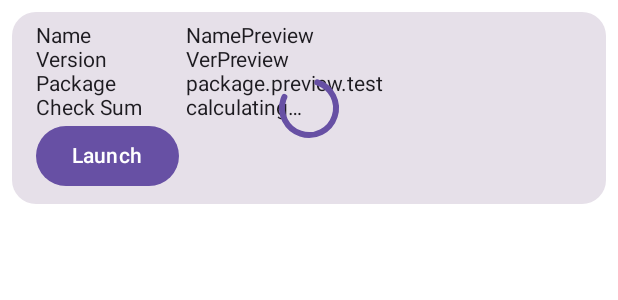
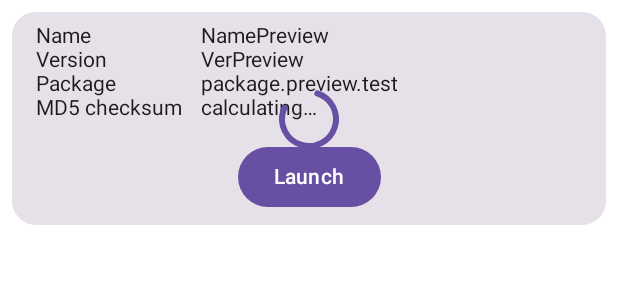
Before and after one commit to vicpls/MyApps, an Android app built with Jetpack Compose: the @Preview function AppScreenPreview, on a phone screen of 412 x 824 dp. Shown: the top 300 px of the screen. Run offline under Robolectric (Android 15) with nearby library versions, the phone set to English and light mode, and no system bars; our stand-ins replace Dagger/Hilt's generated code; libraries missing offline, so code that uses them is left out: androidx.hilt.lifecycle.

Commit message:
chore: some improvements for application list screen

```diff
--- a/app/src/main/java/com/rs/myapps/data/AppInf.kt
+++ b/app/src/main/java/com/rs/myapps/data/AppInf.kt
@@ -1,5 +1,8 @@
 package com.rs.myapps.data
 
+import androidx.compose.runtime.Immutable
+
+@Immutable
 data class AppInf(
     val name: String,
     val version: String,
--- a/app/src/main/java/com/rs/myapps/ui/app_scr/AppScreen.kt
+++ b/app/src/main/java/com/rs/myapps/ui/app_scr/AppScreen.kt
@@ -3,7 +3,9 @@ package com.rs.myapps.ui.app_scr
 import androidx.compose.foundation.layout.Box
 import androidx.compose.foundation.layout.Column
 import androidx.compose.foundation.layout.Row
+import androidx.compose.foundation.layout.Spacer
 import androidx.compose.foundation.layout.fillMaxWidth
+import androidx.compose.foundation.layout.height
 import androidx.compose.foundation.layout.padding
 import androidx.compose.foundation.layout.width
 import androidx.compose.foundation.shape.RoundedCornerShape
@@ -12,8 +14,10 @@ import androidx.compose.material3.Card
 import androidx.compose.material3.CircularProgressIndicator
 import androidx.compose.material3.Text
 import androidx.compose.runtime.Composable
+import androidx.compose.runtime.LaunchedEffect
 import androidx.compose.runtime.getValue
 import androidx.compose.runtime.remember
+import androidx.compose.runtime.rememberCoroutineScope
 import androidx.compose.ui.Alignment
 import androidx.compose.ui.Modifier
 import androidx.compose.ui.platform.LocalContext
@@ -22,6 +26,8 @@ import androidx.compose.ui.tooling.preview.Preview
 import androidx.compose.ui.unit.dp
 import androidx.hilt.lifecycle.viewmodel.compose.hiltViewModel
 import com.rs.myapps.R
+import com.rs.myapps.ui.main_scr.LocalSnackBarState
+import kotlinx.coroutines.launch
 
 @Composable
 fun AppScreen(
@@ -31,17 +37,18 @@ fun AppScreen(
     pack: String,
     sourceDir: String?
 ) {
+    val checksum by remember { vm.viewState }
 
-    val checksum by remember {
+    LaunchedEffect(pack) {
         vm.getCheckSum(sourceDir)
-        vm.viewState
-        }
+    }
 
     AppScreen(
         appVS = checksum,
         name = name,
         version = version,
         pack = pack,
+        onStart = {vm.onStart(pack)}
     )
 }
 
@@ -51,6 +58,7 @@ fun AppScreen(
     name: String,
     version: String,
     pack: String,
+    onStart: ()->Unit
 ) {
     Card(
         modifier = Modifier
@@ -68,22 +76,40 @@ fun AppScreen(
                     .fillMaxWidth()
             ) {
                 ParameterLine(R.string.name_title, name)
+                ParameterLine(R.string.version_title, version)
+                ParameterLine(R.string.package_title, pack)
 
-                ParameterLine(R.string.version_title, version)
+                ParameterLine(
+                    stringResource(
+                        R.string.check_sum_title,
+                        stringResource(R.string.alg_md5))
+                    , checkSumText)
 
-                ParameterLine(R.string.package_title, pack)
-                ParameterLine(R.string.check_sum_title, checkSumText)
-                Button({}) { Text(stringResource(R.string.launch)) }
+                Spacer(Modifier.height(14.dp))
+                Button(
+                    { onStart() },
+                    modifier = Modifier.align(Alignment.CenterHorizontally)
+                ) { Text(stringResource(R.string.launch)) }
             }
 
             if (appVS.checkSumInProcess) {
                 CircularProgressIndicator(Modifier.align(Alignment.Center))
             }
         }
+
+        val appScrScope = rememberCoroutineScope()
+
+        appVS.errMsg?.run {
+            val snackBar = LocalSnackBarState.current.value
+            val errMsg = asString(LocalContext.current)
+            appScrScope.launch {
+                snackBar.showSnackbar(errMsg)
+            }
+        }
     }
 }
 
-val titleModifier = Modifier.width(100.dp)
+val titleModifier = Modifier.width(110.dp)
 
 @Composable
 fun ParameterLine(titleId: Int, value: String?){
@@ -93,9 +119,22 @@ fun ParameterLine(titleId: Int, value: String?){
     }
 }
 
+@Composable
+fun ParameterLine(title: String, value: String?){
+    Row{
+        Text(title, titleModifier)
+        Text(value ?: stringResource(R.string.na))
+    }
+}
+
 @Preview
 @Composable
 fun AppScreenPreview(){
-    AppScreen(AppViewState(checkSumInProcess = true),
-        "NamePreview","VerPreview","package.preview.test")
+    AppScreen(
+        AppViewState(checkSumInProcess = true),
+        "NamePreview",
+        "VerPreview",
+        "package.preview.test",
+        onStart = {}
+    )
 }
--- a/app/src/main/res/values/strings.xml
+++ b/app/src/main/res/values/strings.xml
@@ -3,12 +3,14 @@
 
     <string name="name_title">Name</string>
     <string name="package_title">Package</string>
-    <string name="check_sum_title">Check Sum</string>
+    <string name="check_sum_title">%1$s checksum</string>
+    <string name="alg_md5">MD5</string>
     <string name="version_title">Version</string>
     <string name="na">n/a</string>
     <string name="launch">Launch</string>
     <string name="cant_read_apk">Can\'t check apk file</string>
     <string name="calculating">calculating…</string>
+    <string name="cant_start">Can`t launch this application.</string>
 
 
 </resources>
```
Also changed, not shown: app/src/main/java/com/rs/myapps/ui/app_scr/AppScreenVM.kt (+15 -2 lines).
